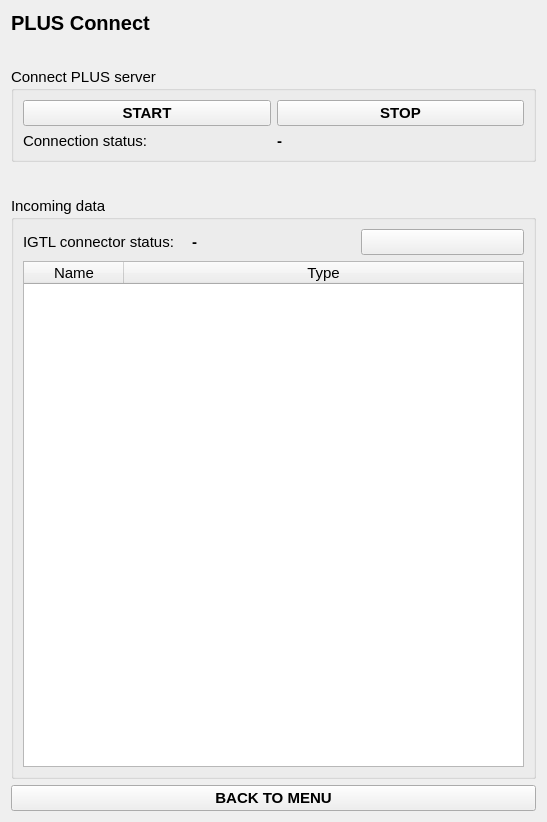
Qt form Modules/PlusServerConnection/Resources/UI/PlusServerConnection.ui (EBATINCA/TrainUS) before a commit.
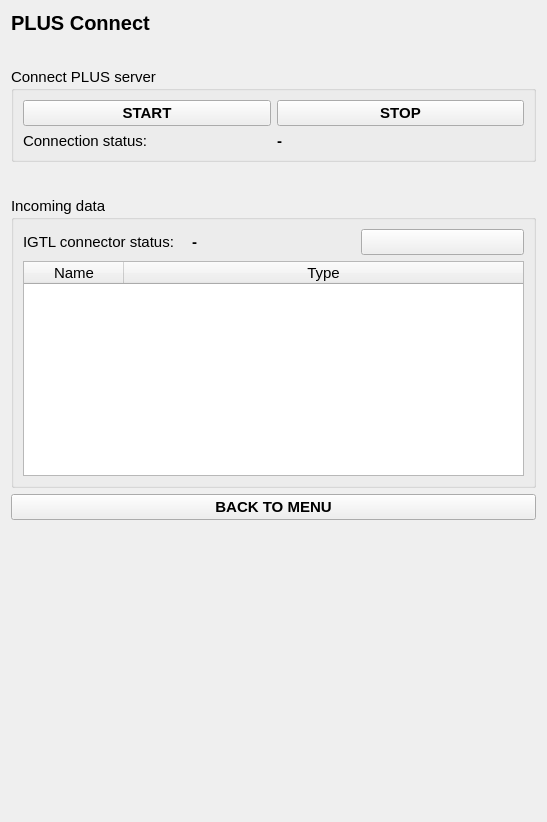
The same form after that commit.

What changed in the file:
```diff
--- a/Modules/PlusServerConnection/Resources/UI/PlusServerConnection.ui
+++ b/Modules/PlusServerConnection/Resources/UI/PlusServerConnection.ui
@@ -215,6 +215,22 @@
      </property>
     </widget>
    </item>
+   <item>
+    <spacer name="verticalSpacer">
+     <property name="orientation">
+      <enum>Qt::Vertical</enum>
+     </property>
+     <property name="sizeType">
+      <enum>QSizePolicy::Expanding</enum>
+     </property>
+     <property name="sizeHint" stdset="0">
+      <size>
+       <width>20</width>
+       <height>160</height>
+      </size>
+     </property>
+    </spacer>
+   </item>
   </layout>
  </widget>
  <resources/>
```
